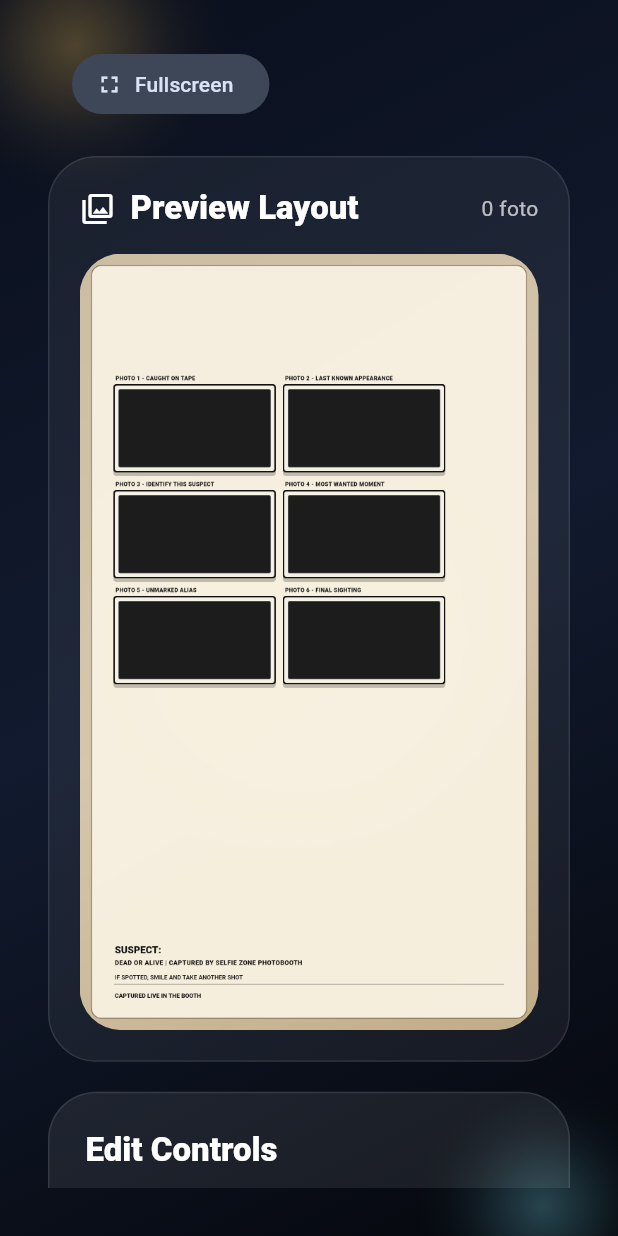
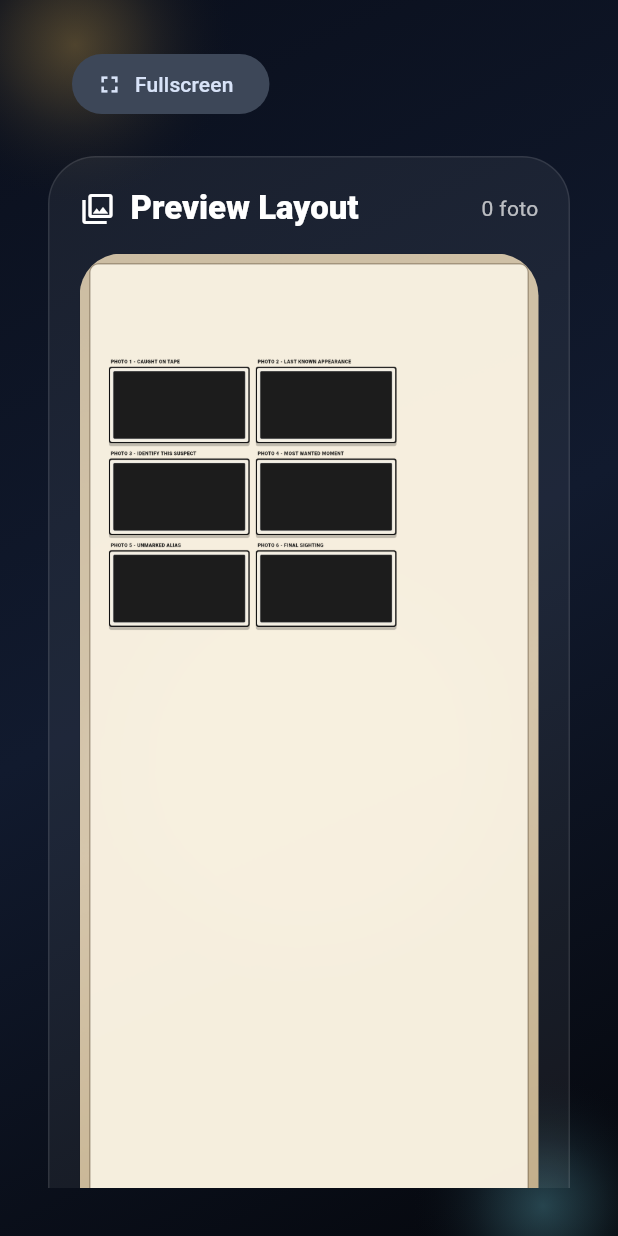
Before and after one commit to Drissha/photo_1, a Flutter app: the EditPage screen opened directly with empty values, on a phone screen of 412 x 824 dp. Run offline on Flutter 3.47's test engine with Material 3 defaults, Android fonts, the phone set to English and light mode, and no system bars; our stand-ins replace camera, file_picker, logger, nested, shared_preferences; missing offline and left inert: camera_desktop, window_manager; accounts and stored records are empty.

Commit message:
edit layout photo

```diff
--- a/lib/pages/edit_page.dart
+++ b/lib/pages/edit_page.dart
@@ -447,7 +447,7 @@ try {
     List<ui.Image> photos,
     Paint tonePaint,
   ) {
-    final outerRect = Rect.fromLTWH(0, 0, spec.width.toDouble(), spec.height.toDouble());
+    final outerRect = Rect.fromLTWH(0, 0,  spec.width.toDouble(), spec.height.toDouble());
     final paperRect = Rect.fromLTWH(
       34,
       34,
@@ -747,25 +747,25 @@ try {
     switch (count) {
       case 1:
         return [
-          Rect.fromLTWH(paperLeft + 72, 220, paperWidth - 200, 760),
+          Rect.fromLTWH(paperLeft + 72, 500, paperWidth - 200, 860),
         ];
       case 2:
         return [
-          Rect.fromLTWH(paperLeft, 400, paperWidth, 380),
-          Rect.fromLTWH(paperLeft, 860, paperWidth, 380),
+          Rect.fromLTWH(paperLeft, 500, paperWidth, 700),
+          Rect.fromLTWH(paperLeft, 1200, paperWidth, 700),
         ];
       case 3:
         return [
-          Rect.fromLTWH(paperLeft, 380, paperWidth, 250),
-          Rect.fromLTWH(paperLeft, 690, paperWidth, 250),
-          Rect.fromLTWH(paperLeft, 1000, paperWidth, 250),
+          Rect.fromLTWH(paperLeft, 510, paperWidth, 590),
+          Rect.fromLTWH(paperLeft, 1140, paperWidth, 590),
+          Rect.fromLTWH(paperLeft, 1770, paperWidth, 590),
         ];
       case 4:
         return [
-          Rect.fromLTWH(paperLeft, 390, 460, 320),
-          Rect.fromLTWH(paperLeft + 480, 390, 460, 320),
-          Rect.fromLTWH(paperLeft, 790, 460, 320),
-          Rect.fromLTWH(paperLeft + 480, 790, 460, 320),
+          Rect.fromLTWH(paperLeft, 250, 460, 520),
+          Rect.fromLTWH(paperLeft + 480, 250, 460, 520),
+          Rect.fromLTWH(paperLeft, 920, 460, 520),
+          Rect.fromLTWH(paperLeft + 480, 920, 460, 520),
         ];
       case 6:
       default:
@@ -783,14 +783,14 @@ try {
   List<Rect> _landscapePosterPhotoRects(_LayoutExportSpec spec) {
     final count = widget.photoPaths.length;
     final paperLeft = 88.0;
-    final top = 200.0;
+    final top = 150.0;
     final paperWidth = spec.width.toDouble() - 176;
-    final gap = 24.0;
+    final gap = 54.0;
 
     final cols = count <= 4 ? 2 : 3;
     final rows = 2;
     final cardWidth = (paperWidth - gap * (cols - 1)) / cols;
-    final availableHeight = spec.height.toDouble() - top - 220;
+    final availableHeight = spec.height.toDouble() - top - 200;
     final cardHeight = (availableHeight - gap * (rows - 1)) / rows;
 
     return List.generate(math.min(count, cols * rows), (index) {
@@ -800,7 +800,7 @@ try {
         paperLeft + col * (cardWidth + gap),
         top + row * (cardHeight + gap),
         cardWidth,
-        cardHeight,
+        850,
       );
     });
   }
@@ -2576,8 +2576,8 @@ class _LayoutExportSpec {
     final isWantedPoster = layout == _EditLayout.wantedPoster;
 
     return _LayoutExportSpec(
-      width: isLandscapePoster ? 2200 : 1300,
-      height: isLandscapePoster ? 1300 : 2200,
+      width: isLandscapePoster ? 3300 : 1500,
+      height: isLandscapePoster ? 2000 : 3300,
       margin: 20,
       headerHeight: isLandscapePoster ? 40 : 90,
       footerHeight: isWantedPoster
@@ -2588,6 +2588,8 @@ class _LayoutExportSpec {
     );
   }
 }
+
+
 
 enum _EditLayout {
   grid,
```
